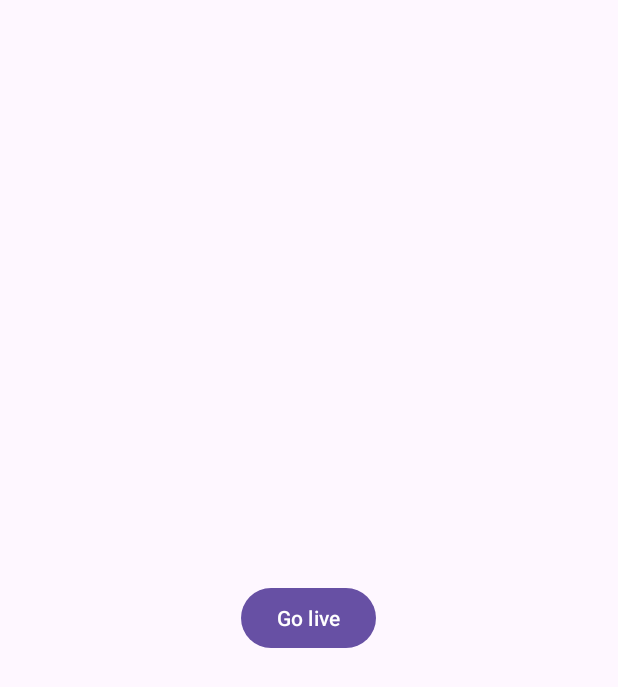
After one commit to Mohit-Adhikari/OMABS-APP, an Android app: the assignRealtime screen opened directly, with no data from a screen before it, on a phone screen of 412 x 824 dp. The commit adds this screen. Shown: the top 687 px of the screen. Run offline under Robolectric (Android 15) with nearby library versions, the phone set to English and light mode, and no system bars; our stand-ins replace Firebase (no records; nobody signed in at launch, a user with empty details on screens opened directly).

Commit message:
Automated Doctor to go live

```diff
--- a/app/src/main/AndroidManifest.xml
+++ b/app/src/main/AndroidManifest.xml
@@ -26,6 +26,11 @@
         <activity android:name=".customerInfo"></activity>
         <activity android:name=".user_profile"></activity>
         <activity android:name=".SearchRealtime"></activity>
+        <activity android:name=".doctor_home"></activity>
+        <activity android:name=".register_info_doctor"></activity>
+        <activity android:name=".doctorInfo"></activity>
+        <activity android:name="user_profile_doctor"></activity>
+        <activity android:name=".assignRealtime"></activity>
     </application>
 
 </manifest>
--- /dev/null
+++ b/app/src/main/java/com/example/a4thsemproject/assignRealtime.java
@@ -0,0 +1,71 @@
+package com.example.a4thsemproject;
+
+import static androidx.constraintlayout.helper.widget.MotionEffect.TAG;
+
+import android.os.Bundle;
+import android.util.Log;
+import android.view.View;
+import android.widget.Button;
+
+import androidx.annotation.NonNull;
+import androidx.appcompat.app.AppCompatActivity;
+
+import com.google.android.gms.tasks.OnCompleteListener;
+import com.google.android.gms.tasks.OnFailureListener;
+import com.google.android.gms.tasks.OnSuccessListener;
+import com.google.android.gms.tasks.Task;
+import com.google.firebase.database.DatabaseReference;
+import com.google.firebase.database.FirebaseDatabase;
+import com.google.firebase.firestore.DocumentReference;
+import com.google.firebase.firestore.DocumentSnapshot;
+import com.google.firebase.firestore.FirebaseFirestore;
+
+import java.util.HashMap;
+import java.util.Map;
+
+public class assignRealtime extends AppCompatActivity {
+    protected void onCreate(Bundle savedInstanceState) {
+        super.onCreate(savedInstanceState);
+        String uid, namef;
+        setContentView(R.layout.assign_realtime);
+        Button live = findViewById(R.id.myButton);
+        uid = getIntent().getStringExtra("uid");
+        namef = getIntent().getStringExtra("namef");
+        FirebaseDatabase database_add = FirebaseDatabase.getInstance();
+        DatabaseReference doctorsRef = database_add.getReference("doctors");
+
+        String doctorId = "eye";
+
+
+        Map<String, Object> doctorData = new HashMap<>();
+
+
+
+        Map<String, Object> appointmentSlots = new HashMap<>();
+        appointmentSlots.put("10 00", true);
+        appointmentSlots.put("10 30", false);
+        appointmentSlots.put("11 00", true);
+        appointmentSlots.put("11 30", true);
+        appointmentSlots.put("12 00", true);
+        appointmentSlots.put("12 30", true);
+        appointmentSlots.put("13 00", true);
+        appointmentSlots.put("13 30", true);
+        appointmentSlots.put("14 00", true);
+        appointmentSlots.put("14 30", true);
+        doctorData.put("appointment_slots", appointmentSlots);
+        doctorsRef.child(doctorId).child(namef).setValue(doctorData)
+                .addOnSuccessListener(new OnSuccessListener<Void>() {
+                    @Override
+                    public void onSuccess(Void aVoid) {
+                        Log.d(TAG, "Data successfully written to Realtime Database!");
+                    }
+                })
+                .addOnFailureListener(new OnFailureListener() {
+                    @Override
+                    public void onFailure(@NonNull Exception e) {
+                        Log.w(TAG, "Error writing data to Realtime Database", e);
+                    }
+                });
+    }
+
+}
--- /dev/null
+++ b/app/src/main/res/layout/assign_realtime.xml
@@ -0,0 +1,15 @@
+<?xml version="1.0" encoding="utf-8"?>
+<RelativeLayout xmlns:android="http://schemas.android.com/apk/res/android"
+    xmlns:tools="http://schemas.android.com/tools"
+    android:layout_width="match_parent"
+    android:layout_height="match_parent"
+    tools:context=".MainActivity">
+
+    <Button
+        android:id="@+id/myButton"
+        android:layout_width="wrap_content"
+        android:layout_height="wrap_content"
+        android:text="Go live"
+        android:layout_centerInParent="true"/>
+
+</RelativeLayout>
```
Also changed, not shown: app/src/main/java/com/example/a4thsemproject/MainActivity.java (+11 -1 lines), app/src/main/java/com/example/a4thsemproject/doctorInfo.java (added, +105 -0 lines), app/src/main/java/com/example/a4thsemproject/doctor_home.java (added, +77 -0 lines), app/src/main/java/com/example/a4thsemproject/register_info_doctor.java (added, +54 -0 lines), app/src/main/java/com/example/a4thsemproject/user_profile_doctor.java (added, +96 -0 lines).
